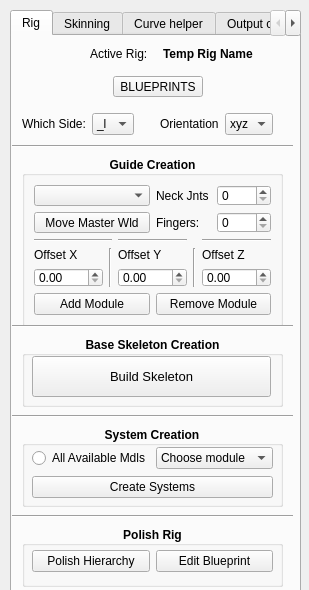
JamesV-S/Jmvs_character_auto_rigging_tool, file interface/Jmvs_character_auto_rigger_002.ui: the form before one commit.
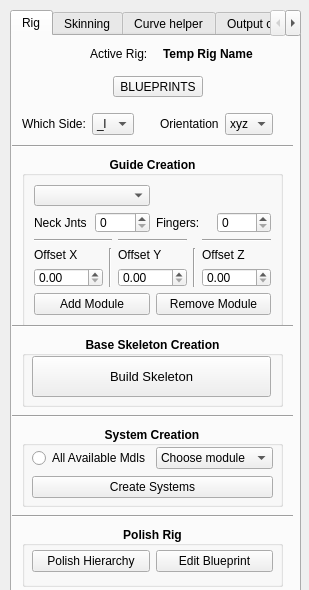
The form after the commit. Icons and pictures are not drawn.

Commit message: Updates for create_joints() function in the ui

What changed in the file:
```diff
--- a/interface/Jmvs_character_auto_rigger_002.ui
+++ b/interface/Jmvs_character_auto_rigger_002.ui
@@ -103,25 +103,6 @@
         <item row="2" column="0">
          <layout class="QHBoxLayout" name="horizontalLayout_6">
           <item>
-           <layout class="QHBoxLayout" name="horizontalLayout_8">
-            <item>
-             <widget class="QPushButton" name="move_master_wld_btn">
-              <property name="font">
-               <font>
-                <weight>50</weight>
-                <bold>false</bold>
-               </font>
-              </property>
-              <property name="text">
-               <string>Move Master Wld</string>
-              </property>
-             </widget>
-            </item>
-           </layout>
-          </item>
-         </layout>
-        </item>
-        <item row="1" column="1">
          <layout class="QHBoxLayout" name="neck_jnts_horiz_Layout">
           <item>
            <widget class="QLabel" name="label_8">
@@ -145,6 +126,8 @@
              </font>
             </property>
            </widget>
+            </item>
+           </layout>
           </item>
          </layout>
         </item>
```
Lines whose indentation alone changed are shown as unchanged. The commit also changes 4 other files.
